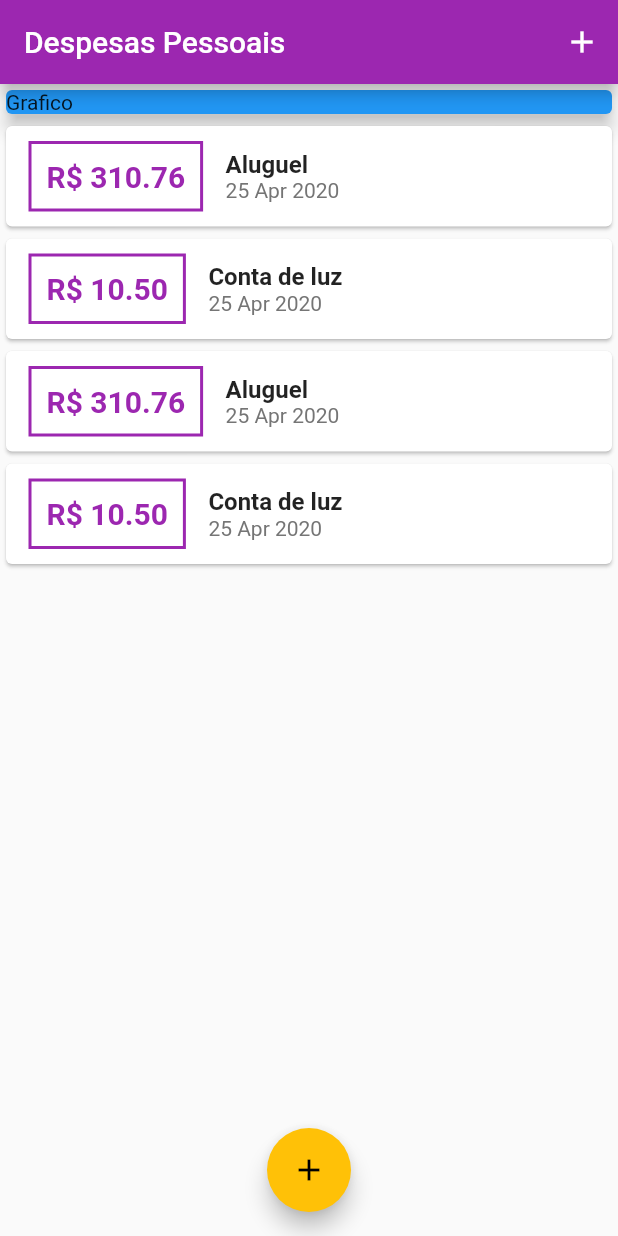
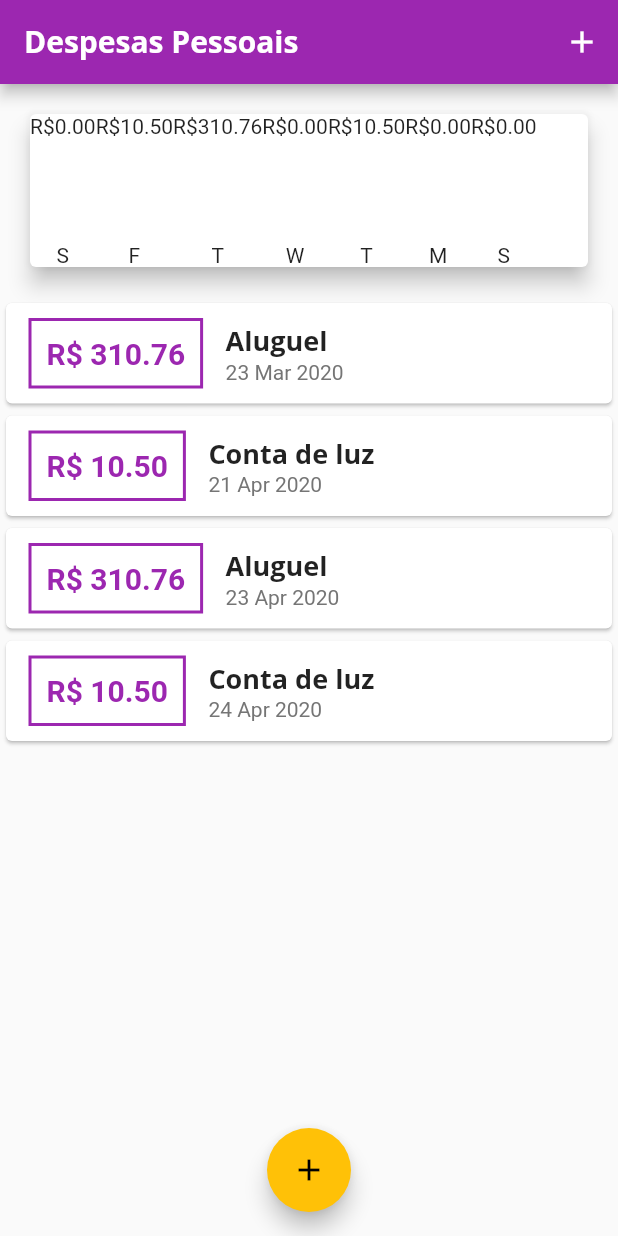
Before and after one commit to leopalmeiro/flutter-expenses-app, a Flutter app: the screen it shows after launch, on a phone screen of 412 x 824 dp. Run offline on Flutter 3.47's test engine with Material 2 defaults, Android fonts, the phone set to English and light mode, and no system bars.

Commit message:
class 06

```diff
--- /dev/null
+++ b/lib/components/chart.dart
@@ -0,0 +1,53 @@
+import 'package:expenses/components/chart_bart.dart';
+import 'package:expenses/models/transaction.dart';
+import 'package:flutter/material.dart';
+import 'package:intl/intl.dart';
+
+class Chart extends StatelessWidget {
+  final List<Transaction> recentTransaction;
+
+  Chart(this.recentTransaction);
+
+  List<Map<String, Object>> get groupedTransaction {
+    return List.generate(7, (index) {
+      final weekDay = DateTime.now().subtract(
+        Duration(days: index),
+      );
+
+      double totalSum = 0.0;
+      for (var i = 0; i < recentTransaction.length; i++) {
+        bool sameDay = recentTransaction[i].date.day == weekDay.day;
+        bool sameMonth = recentTransaction[i].date.month == weekDay.month;
+        bool sameYear = recentTransaction[i].date.year == weekDay.year;
+
+        if (sameDay && sameMonth && sameYear) {
+          totalSum += recentTransaction[i].value;
+        }
+      }
+      print(DateFormat.E().format(weekDay)[0]);
+      print(totalSum);
+      return {
+        'day': DateFormat.E().format(weekDay)[0],
+        'value': totalSum,
+      };
+    });
+  }
+
+  @override
+  Widget build(BuildContext context) {
+    groupedTransaction;
+    return Card(
+      elevation: 6,
+      margin: EdgeInsets.all(20),
+      child: Row(
+        children: groupedTransaction.map((tr) {
+          return ChartBar(
+            label: tr['day'],
+            value: tr['value'],
+            percentage: 0,
+          ); //Text('${tr['Day']}: ${tr['value']}');
+        }).toList(),
+      ),
+    );
+  }
+}
--- /dev/null
+++ b/lib/components/chart_bart.dart
@@ -0,0 +1,34 @@
+import 'package:flutter/material.dart';
+
+class ChartBar extends StatelessWidget {
+  final String label;
+  final double value;
+  final double percentage;
+
+  ChartBar({
+    this.label,
+    this.value,
+    this.percentage,
+  });
+
+  @override
+  Widget build(BuildContext context) {
+    return Column(
+      children: <Widget>[
+        Text('R\$${value.toStringAsFixed(2)}'),
+        Container(
+          height: 60,
+          width: 10,
+          child: null,
+        ),
+        SizedBox(
+          height: 5,
+        ),
+        SizedBox(
+          height: 5,
+        ),
+        Text(label),
+      ],
+    );
+  }
+}
--- a/lib/components/transaction_list.dart
+++ b/lib/components/transaction_list.dart
@@ -15,7 +15,26 @@ class TransactionList extends StatelessWidget {
     // TODO: implement build
     return Container(
       height: 300,
-      child: ListView.builder(
+      child: transactions.isEmpty
+          ? Column(
+              children: <Widget>[
+                Text(
+                  'Nenhuma Transacao Cadastrada!',
+                  style: Theme.of(context).textTheme.title,
+                ),
+                SizedBox(
+                  height: 20,
+                ),
+                Container(
+                  height: 200.0,
+                  child: Image.asset(
+                    'assets/images/waiting.png',
+                    fit: BoxFit.cover,
+                  ),
+                ),
+              ],
+            )
+          : ListView.builder(
               itemCount: transactions.length,
               itemBuilder: (ctx, index) {
                 final tr = transactions[index];
@@ -23,7 +42,8 @@ class TransactionList extends StatelessWidget {
                   child: Row(
                     children: <Widget>[
                       Container(
-                  margin: EdgeInsets.symmetric(horizontal: 15, vertical: 10),
+                        margin:
+                            EdgeInsets.symmetric(horizontal: 15, vertical: 10),
                         decoration: BoxDecoration(
                           border: Border.all(
                             color: Theme.of(context).primaryColor,
@@ -47,8 +67,11 @@ class TransactionList extends StatelessWidget {
                           //title
                           Text(
                             tr.title,
-                      style:
-                          TextStyle(fontWeight: FontWeight.bold, fontSize: 16),
+                            style: Theme.of(context).textTheme.title,
+/*                       style: TextStyle(
+                        fontWeight: FontWeight.bold,
+                        fontSize: 16,
+                      ), */
                           ),
                           //date
                           Text(
--- a/lib/main.dart
+++ b/lib/main.dart
@@ -1,5 +1,6 @@
 import 'dart:math';
 
+import 'package:expenses/components/chart.dart';
 import 'package:expenses/components/transaction_form.dart';
 import 'package:expenses/models/transaction.dart';
 import 'package:flutter/material.dart';
@@ -16,7 +17,24 @@ class ExpensesApp extends StatelessWidget {
         //definir a cor de toda aplicacao
         primarySwatch: Colors.purple,
         //uma cor secundaria
-        accentColor: Colors.amber
+        accentColor: Colors.amber,
+        fontFamily: 'Quicksand',
+        textTheme: ThemeData.light().textTheme.copyWith(
+              title: TextStyle(
+                fontFamily: 'OpenSans',
+                fontSize: 18,
+                fontWeight: FontWeight.bold,
+              ),
+            ),
+        appBarTheme: AppBarTheme(
+          textTheme: ThemeData.light().textTheme.copyWith(
+                title: TextStyle(
+                  fontFamily: 'OpenSans',
+                  fontSize: 20,
+                  fontWeight: FontWeight.bold,
+                ),
+              ),
+        ),
       ),
     );
   }
@@ -28,32 +46,40 @@ class MyhomePage extends StatefulWidget {
 }
 
 class _MyhomePageState extends State<MyhomePage> {
-  final _transactions = [
+  final List<Transaction> _transactions = [
     Transaction(
       id: 't1',
       title: 'Aluguel',
       value: 310.76,
-      date: DateTime.now(),
+      date: DateTime.now().subtract(Duration(days: 33)),
     ),
     Transaction(
       id: 't2',
       title: 'Conta de luz',
       value: 10.50,
-      date: DateTime.now(),
+      date: DateTime.now().subtract(Duration(days: 4)),
     ),
     Transaction(
       id: 't3',
       title: 'Aluguel',
       value: 310.76,
-      date: DateTime.now(),
+      date: DateTime.now().subtract(Duration(days: 2)),
     ),
     Transaction(
       id: 't4',
       title: 'Conta de luz',
       value: 10.50,
-      date: DateTime.now(),
+      date: DateTime.now().subtract(Duration(days: 1)),
     ),
   ];
+
+  List<Transaction> get _recentTransactions {
+    return _transactions.where((tr) {
+      return tr.date.isAfter(DateTime.now().subtract(
+        Duration(days: 7),
+      ));
+    }).toList();
+  }
 
   _addTransaction(String title, double value) {
     final newtransaction = Transaction(
@@ -95,15 +121,7 @@ class _MyhomePageState extends State<MyhomePage> {
           mainAxisAlignment: MainAxisAlignment.spaceAround,
           crossAxisAlignment: CrossAxisAlignment.stretch,
           children: <Widget>[
-            Container(
-              // tamanho total da largura
-              //width: double.infinity,
-              child: Card(
-                color: Colors.blue,
-                child: Text('Grafico'),
-                elevation: 5,
-              ),
-            ),
+            Chart(_recentTransactions),
             TransactionList(_transactions),
           ],
         ),
```
Also changed, not shown: pubspec.yaml (+16 -9 lines), assets/fonts/OpenSans-Bold.ttf (added), assets/fonts/OpenSans-Regular.ttf (added), assets/fonts/Quicksand-Bold.ttf (added), assets/fonts/Quicksand-Light.ttf (added), assets/fonts/Quicksand-Medium.ttf (added), assets/fonts/Quicksand-Regular.ttf (added), assets/images/waiting.png (added). Lines whose indentation alone changed are shown as unchanged.
